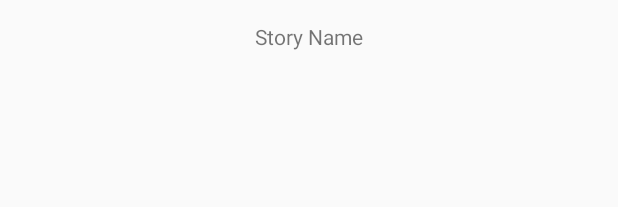
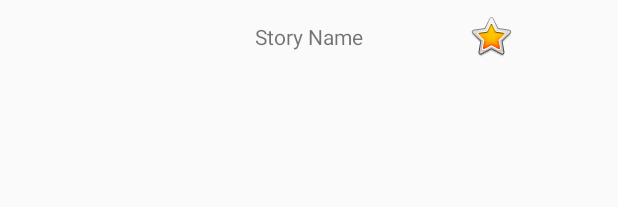
Before and after one commit to sTsaturian/BedtimeStories, an Android app: the layout list_item.xml on its own in the app's theme, with its tools: preview values and no code run, on a phone screen of 412 x 824 dp. Shown: the top 207 px of the screen. Run offline under Robolectric (Android 15) with nearby library versions, the phone set to English and light mode, and no system bars.

Commit message:
Added displaying of favorite stories in the category list.

```diff
--- a/app/src/main/java/com/example/android/bedtimestories/StoryAdapter.java
+++ b/app/src/main/java/com/example/android/bedtimestories/StoryAdapter.java
@@ -5,6 +5,7 @@ import android.view.LayoutInflater;
 import android.view.View;
 import android.view.ViewGroup;
 import android.widget.ArrayAdapter;
+import android.widget.ImageView;
 import android.widget.TextView;
 
 import java.util.ArrayList;
@@ -36,6 +37,10 @@ public class StoryAdapter extends ArrayAdapter<Story> {
         TextView storyNameTextView = listItemView.findViewById(R.id.storyName);
         storyNameTextView.setText(currentStory.getName());
 
+        ImageView favoriteImageView = listItemView.findViewById(R.id.favoriteImage);
+        if (!currentStory.isFavorite()) favoriteImageView.setVisibility(View.GONE);
+        else favoriteImageView.setVisibility(View.VISIBLE);
+
         return listItemView;
     }
 
--- a/app/src/main/java/com/example/android/bedtimestories/StoryUtils.java
+++ b/app/src/main/java/com/example/android/bedtimestories/StoryUtils.java
@@ -12,7 +12,7 @@ import java.util.ArrayList;
 import static android.preference.PreferenceManager.getDefaultSharedPreferences;
 
 /**
- * The class contains different utility methods
+ * The class contains various utility methods
  *
  * @author Sergei Tsaturian
  */
--- a/app/src/main/res/layout/list_item.xml
+++ b/app/src/main/res/layout/list_item.xml
@@ -14,4 +14,14 @@
         app:layout_constraintEnd_toEndOf="parent"
         app:layout_constraintStart_toStartOf="parent"
         app:layout_constraintTop_toTopOf="parent" />
+
+    <ImageView
+        android:id="@+id/favoriteImage"
+        android:layout_width="wrap_content"
+        android:layout_height="wrap_content"
+        app:layout_constraintBottom_toBottomOf="parent"
+        app:layout_constraintEnd_toEndOf="parent"
+        app:layout_constraintStart_toEndOf="@+id/storyName"
+        app:layout_constraintTop_toTopOf="parent"
+        app:srcCompat="@android:drawable/btn_star_big_on" />
 </androidx.constraintlayout.widget.ConstraintLayout>
```
Also changed, not shown: app/src/main/java/com/example/android/bedtimestories/StoryListActivity.java (+45 -1 lines).
